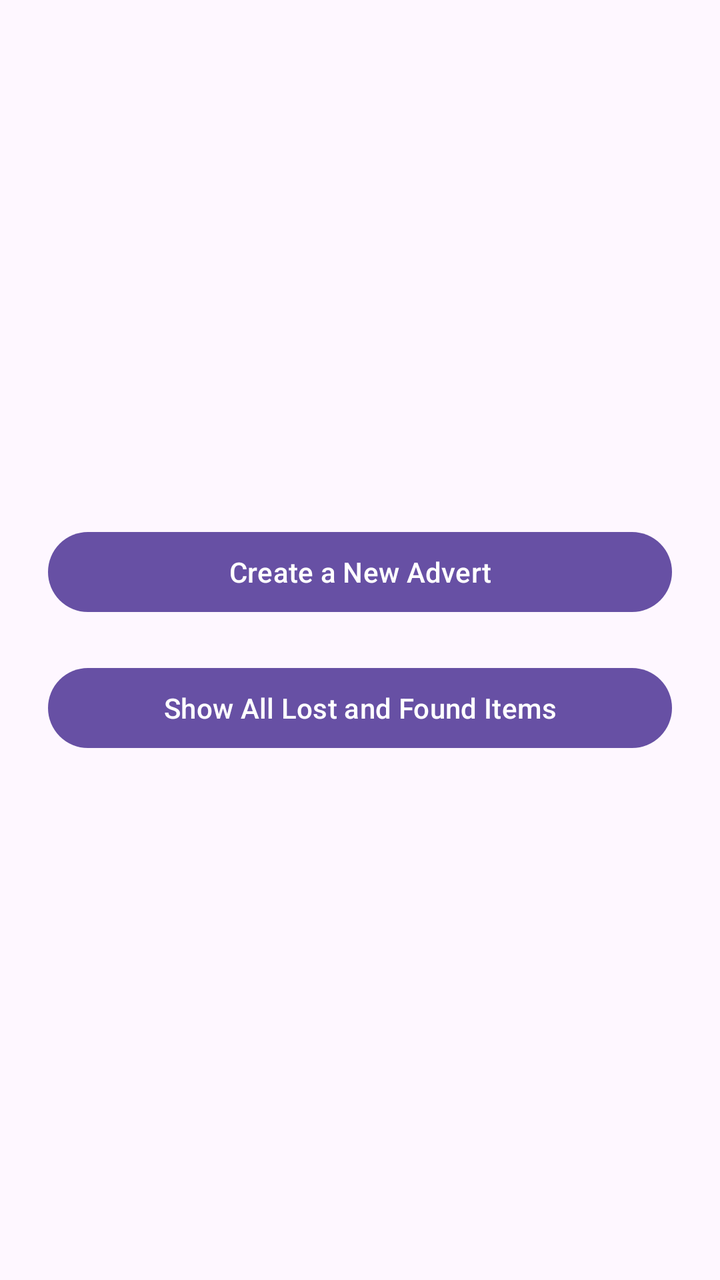
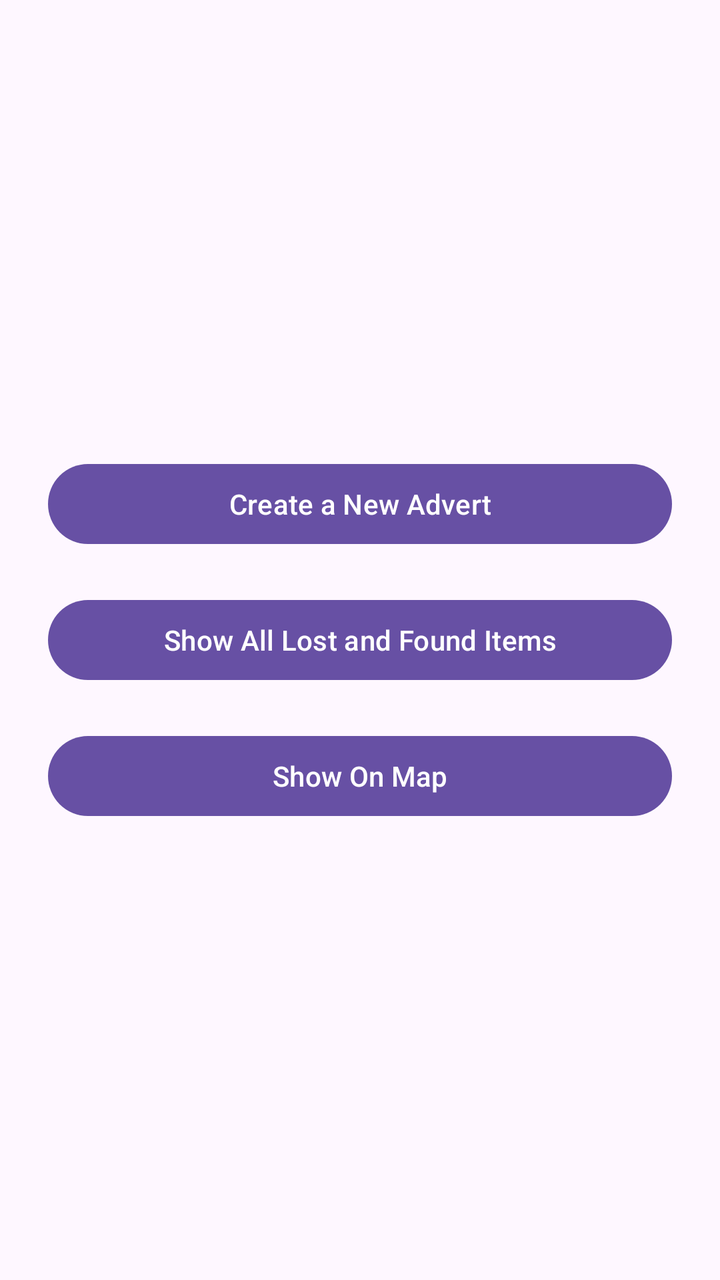

Screens rendered from an Android XML layout before and after an edit, with the pre-edit source and the edit as a unified diff.
<!-- AndroidManifest.xml: application theme Theme.LostAndFoundApp -->
<!-- res/layout/activity_main.xml -->
<?xml version="1.0" encoding="utf-8"?>
<LinearLayout xmlns:android="http://schemas.android.com/apk/res/android"
    android:layout_width="match_parent"
    android:layout_height="match_parent"
    android:gravity="center"
    android:orientation="vertical"
    android:padding="24dp">

    <Button
        android:id="@+id/btnCreate"
        android:layout_width="match_parent"
        android:layout_height="wrap_content"
        android:text="Create a New Advert" />

    <Button
        android:id="@+id/btnShow"
        android:layout_width="match_parent"
        android:layout_height="wrap_content"
        android:layout_marginTop="20dp"
        android:text="Show All Lost and Found Items" />

</LinearLayout>
<!-- resources referenced by this layout -->
<resources>
  <style name="Theme.LostAndFoundApp" parent="Base.Theme.LostAndFoundApp" />
  <style name="Base.Theme.LostAndFoundApp" parent="Theme.Material3.DayNight.NoActionBar">
          
          
      </style>
</resources>

<!-- the commit's change to res/layout/activity_main.xml (unified diff, before → after) -->
@@ -19,4 +19,11 @@
         android:layout_marginTop="20dp"
         android:text="Show All Lost and Found Items" />
 
+    <Button
+        android:id="@+id/btnMap"
+        android:layout_width="match_parent"
+        android:layout_height="wrap_content"
+        android:layout_marginTop="20dp"
+        android:text="Show On Map" />
+
 </LinearLayout>
